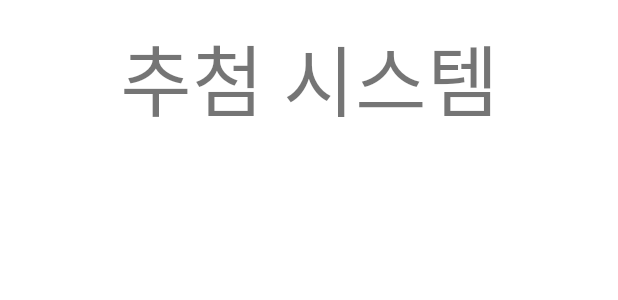
After one commit to shlee85/lottoApp, an Android app: the layout lotto_number_list.xml on its own in the app's theme, with its tools: preview values and no code run, on a phone screen of 412 x 824 dp. The commit adds this screen. Shown: the top 300 px of the screen. Run offline under Robolectric (Android 15) with nearby library versions, the phone set to English and light mode, and no system bars.

Commit message:
번호가 보일 리스트 추가. recyclerview

```diff
--- a/app/build.gradle
+++ b/app/build.gradle
@@ -35,7 +35,6 @@ android {
         dataBinding true
         viewBinding true
     }
-
 }
 
 dependencies {
@@ -46,6 +45,7 @@ dependencies {
     implementation 'com.google.android.material:material:1.6.1'
     implementation 'com.intuit.sdp:sdp-android:1.1.0'
     implementation 'com.intuit.ssp:ssp-android:1.1.0'
+    implementation 'androidx.recyclerview:recyclerview-selection:1.1.0'
     testImplementation 'junit:junit:4.13.2'
     androidTestImplementation 'androidx.test.ext:junit:1.1.3'
     androidTestImplementation 'androidx.test.espresso:espresso-core:3.4.0'
--- /dev/null
+++ b/app/src/main/res/layout/lotto_number_list.xml
@@ -0,0 +1,31 @@
+<?xml version="1.0" encoding="utf-8"?>
+<androidx.constraintlayout.widget.ConstraintLayout xmlns:android="http://schemas.android.com/apk/res/android"
+    xmlns:app="http://schemas.android.com/apk/res-auto"
+    android:id="@+id/list_layout"
+    android:layout_width="match_parent"
+    android:layout_height="match_parent"
+    android:background="@color/white">
+
+    <TextView
+        android:id="@+id/list_title"
+        android:layout_width="wrap_content"
+        android:layout_height="wrap_content"
+        android:text="추첨 시스템"
+        android:textSize="@dimen/_40sdp"
+        android:layout_marginTop="@dimen/_10sdp"
+        app:layout_constraintTop_toTopOf="parent"
+        app:layout_constraintStart_toStartOf="parent"
+        app:layout_constraintEnd_toEndOf="parent"
+        />
+
+    <androidx.recyclerview.widget.RecyclerView
+        android:id="@+id/number_list"
+        android:layout_width="match_parent"
+        android:layout_height="wrap_content"
+        app:layoutManager="androidx.recyclerview.widget.LinearLayoutManager"
+        app:layout_constraintTop_toBottomOf="@+id/list_title"
+        app:layout_constraintStart_toStartOf="parent"
+        app:layout_constraintEnd_toEndOf="parent"
+        />
+
+</androidx.constraintlayout.widget.ConstraintLayout>
```
Also changed, not shown: app/src/main/java/com/example/lotto/AutoCreateNumber.kt (+5 -10 lines), app/src/main/java/com/example/lotto/LottoNumberListAdapter.kt (added, +85 -0 lines), app/src/main/java/com/example/lotto/MainActivity.kt (+16 -1 lines), app/src/main/res/layout/activity_main.xml (+11 -1 lines), app/src/main/res/layout/number_list_theme.xml (added, +36 -0 lines).
